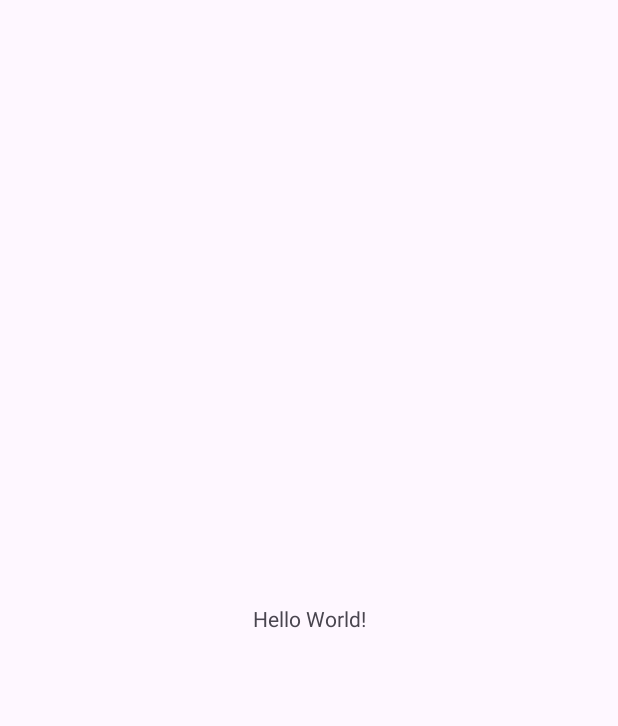
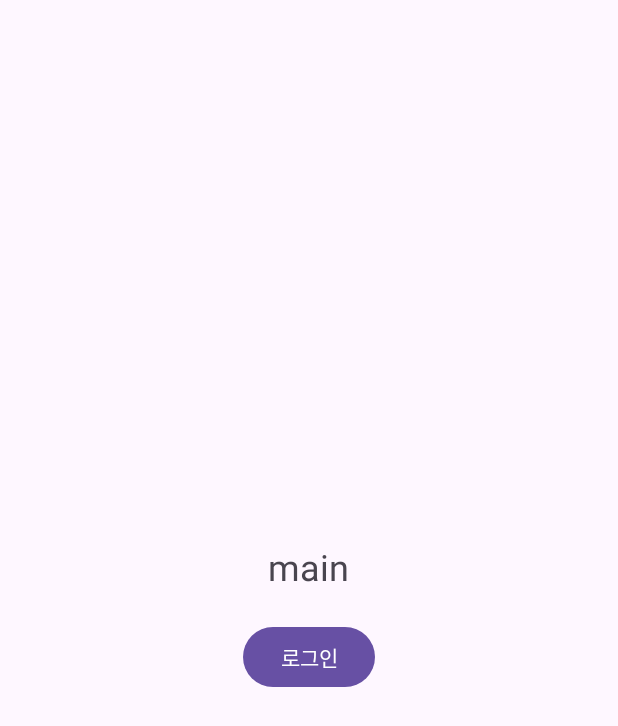
Before and after one commit to kim-cookie/Week-1, an Android app: the screen it shows after launch (MainActivity), on a phone screen of 412 x 824 dp. Before the commit the part shown is almost empty. Shown: the top 726 px of the screen. Run offline under Robolectric (Android 15) with nearby library versions, the light colour scheme and no system bars.

Commit message:
Feat: 로그인 1차 구현

```diff
--- a/app/build.gradle.kts
+++ b/app/build.gradle.kts
@@ -33,6 +33,7 @@ android {
     kotlinOptions {
         jvmTarget = "11"
     }
+    buildToolsVersion = "36.0.0"
 }
 
 dependencies {
--- a/app/src/main/AndroidManifest.xml
+++ b/app/src/main/AndroidManifest.xml
@@ -21,6 +21,7 @@
                 <category android:name="android.intent.category.LAUNCHER" />
             </intent-filter>
         </activity>
+        <activity android:name=".TabbedActivity" />
     </application>
 
 </manifest>
--- a/app/src/main/java/com/example/myapplication/MainActivity.kt
+++ b/app/src/main/java/com/example/myapplication/MainActivity.kt
@@ -1,20 +1,39 @@
 package com.example.myapplication
 
 import android.os.Bundle
-import androidx.activity.enableEdgeToEdge
+import android.widget.Button
+import android.widget.EditText
+import android.widget.Toast
+import androidx.appcompat.app.AlertDialog
 import androidx.appcompat.app.AppCompatActivity
-import androidx.core.view.ViewCompat
-import androidx.core.view.WindowInsetsCompat
 
 class MainActivity : AppCompatActivity() {
     override fun onCreate(savedInstanceState: Bundle?) {
         super.onCreate(savedInstanceState)
-        enableEdgeToEdge()
         setContentView(R.layout.activity_main)
-        ViewCompat.setOnApplyWindowInsetsListener(findViewById(R.id.main)) { v, insets ->
-            val systemBars = insets.getInsets(WindowInsetsCompat.Type.systemBars())
-            v.setPadding(systemBars.left, systemBars.top, systemBars.right, systemBars.bottom)
-            insets
+
+        val loginButton = findViewById<Button>(R.id.loginButton)
+        loginButton.setOnClickListener {
+            showLoginDialog()
         }
     }
+
+    private fun showLoginDialog() {
+        val dialogView = layoutInflater.inflate(R.layout.dialog_login, null)
+        val editId = dialogView.findViewById<EditText>(R.id.editId)
+        val editPw = dialogView.findViewById<EditText>(R.id.editPw)
+
+        AlertDialog.Builder(this)
+            .setTitle("로그인")
+            .setView(dialogView)
+            .setPositiveButton("확인") { _, _ ->
+                val userId = editId.text.toString()
+                val password = editPw.text.toString()
+
+                Toast.makeText(this, "로그인 성공", Toast.LENGTH_SHORT).show()
+
+            }
+            .setNegativeButton("취소", null)
+            .show()
+    }
 }
--- a/app/src/main/res/layout/activity_main.xml
+++ b/app/src/main/res/layout/activity_main.xml
@@ -1,19 +1,21 @@
 <?xml version="1.0" encoding="utf-8"?>
-<androidx.constraintlayout.widget.ConstraintLayout xmlns:android="http://schemas.android.com/apk/res/android"
-    xmlns:app="http://schemas.android.com/apk/res-auto"
-    xmlns:tools="http://schemas.android.com/tools"
-    android:id="@+id/main"
+<LinearLayout
+    xmlns:android="http://schemas.android.com/apk/res/android"
     android:layout_width="match_parent"
     android:layout_height="match_parent"
-    tools:context=".MainActivity">
+    android:orientation="vertical"
+    android:gravity="center">
 
     <TextView
+        android:text="main"
+        android:textSize="24sp"
+        android:layout_marginBottom="20dp"
         android:layout_width="wrap_content"
-        android:layout_height="wrap_content"
-        android:text="Hello World!"
-        app:layout_constraintBottom_toBottomOf="parent"
-        app:layout_constraintEnd_toEndOf="parent"
-        app:layout_constraintStart_toStartOf="parent"
-        app:layout_constraintTop_toTopOf="parent" />
+        android:layout_height="wrap_content"/>
 
-</androidx.constraintlayout.widget.ConstraintLayout>
+    <Button
+        android:id="@+id/loginButton"
+        android:text="로그인"
+        android:layout_width="wrap_content"
+        android:layout_height="wrap_content" />
+</LinearLayout>
```
Also changed, not shown: app/src/main/java/com/example/myapplication/MovedFragment.kt (added, +21 -0 lines), app/src/main/java/com/example/myapplication/TabbedActivity.kt (added, +35 -0 lines), app/src/main/res/layout/activity_tabbed.xml (added, +17 -0 lines), app/src/main/res/layout/dialog_login.xml (added, +22 -0 lines), gradle/wrapper/gradle-wrapper.properties.
